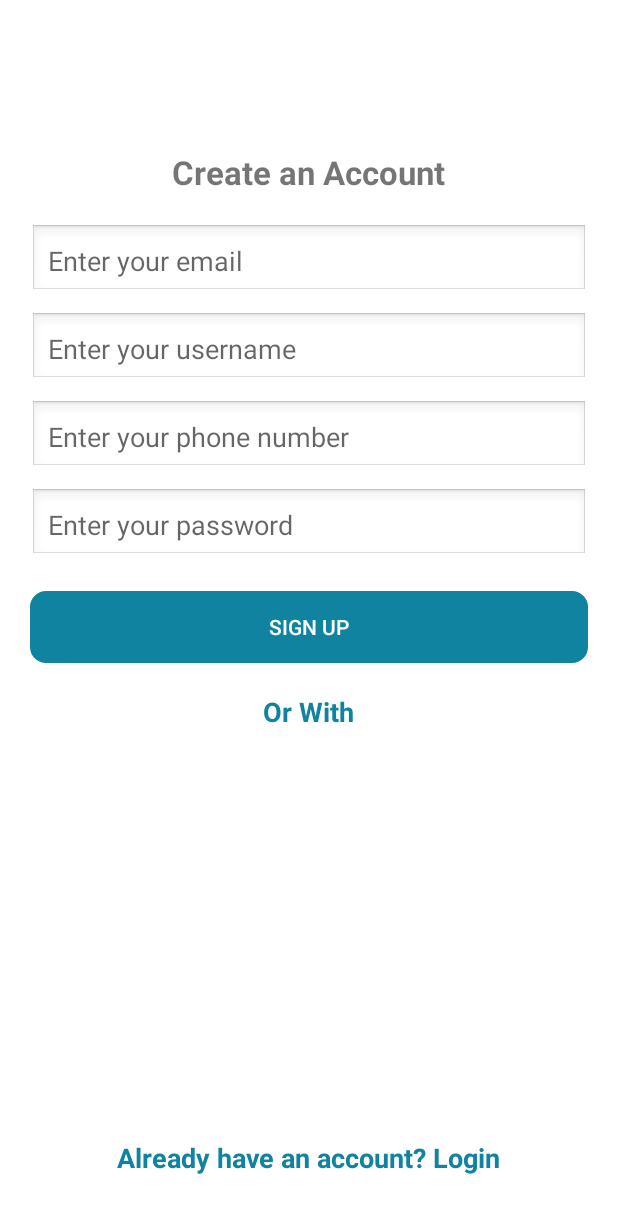
After one commit to lee0427/fietsmeet, an Android app built with Jetpack Compose: the SignUpActivity screen opened directly, with no data from a screen before it, on a phone screen of 412 x 824 dp. The commit adds this screen. Shown: the top 1213 px of the screen. Run offline under Robolectric (Android 15) with nearby library versions, the phone set to English and light mode, and no system bars.

Commit message:
Forgot-Password-and-Sign-Up-button-fix

```diff
--- /dev/null
+++ b/fietsmeet2/app/src/main/java/com/example/fietsmeet/SignUpActivity.kt
@@ -0,0 +1,51 @@
+package com.example.fietsmeet
+
+import android.content.Intent
+import android.os.Bundle
+import android.widget.Button
+import android.widget.EditText
+import android.widget.TextView
+import android.widget.Toast
+import androidx.appcompat.app.AppCompatActivity
+
+class SignUpActivity : AppCompatActivity() {
+
+    override fun onCreate(savedInstanceState: Bundle?) {
+        super.onCreate(savedInstanceState)
+        setContentView(R.layout.activity_sign_up)
+
+        val emailInput = findViewById<EditText>(R.id.idEdtSignUpEmail)
+        val usernameInput = findViewById<EditText>(R.id.idEdtSignUpUsername)
+        val phoneInput = findViewById<EditText>(R.id.idEdtSignUpPhone)
+        val passwordInput = findViewById<EditText>(R.id.idEdtSignUpPassword)
+        val signUpButton = findViewById<Button>(R.id.idBtnSignUp)
+        val loginText = findViewById<TextView>(R.id.tvAlreadyHaveAccount)
+
+        // Handle Sign-Up Button Click
+        signUpButton.setOnClickListener {
+            val email = emailInput.text.toString()
+            val username = usernameInput.text.toString()
+            val phone = phoneInput.text.toString()
+            val password = passwordInput.text.toString()
+
+            if (email.isEmpty() || username.isEmpty() || phone.isEmpty() || password.isEmpty()) {
+                Toast.makeText(this, "Please fill in all fields", Toast.LENGTH_SHORT).show()
+            } else {
+                // Save user credentials (Temporary, replace with Firebase/Auth API later)
+                Toast.makeText(this, "Account created successfully!", Toast.LENGTH_SHORT).show()
+
+                // Redirect to Login Page
+                val intent = Intent(this, MainActivity::class.java)
+                startActivity(intent)
+                finish()
+            }
+        }
+
+        // Handle "Already have an account? Login" Click
+        loginText.setOnClickListener {
+            val intent = Intent(this, MainActivity::class.java)
+            startActivity(intent)
+            finish()
+        }
+    }
+}
--- /dev/null
+++ b/fietsmeet2/app/src/main/res/layout/activity_sign_up.xml
@@ -0,0 +1,112 @@
+<?xml version="1.0" encoding="utf-8"?>
+<RelativeLayout
+    xmlns:android="http://schemas.android.com/apk/res/android"
+    android:layout_width="match_parent"
+    android:layout_height="match_parent"
+    android:padding="20dp">
+
+    <!-- Sign-Up Title -->
+    <TextView
+        android:id="@+id/tvSignUpTitle"
+        android:layout_width="wrap_content"
+        android:layout_height="wrap_content"
+        android:text="Create an Account"
+        android:textSize="22sp"
+        android:textStyle="bold"
+        android:layout_centerHorizontal="true"
+        android:layout_marginTop="80dp"/>
+
+    <!-- Email Input Field -->
+    <EditText
+        android:id="@+id/idEdtSignUpEmail"
+        android:layout_width="match_parent"
+        android:layout_height="wrap_content"
+        android:hint="Enter your email"
+        android:inputType="textEmailAddress"
+        android:padding="12dp"
+        android:background="@android:drawable/edit_text"
+        android:layout_below="@id/tvSignUpTitle"
+        android:layout_marginTop="20dp"/>
+
+    <!-- Username Input Field -->
+    <EditText
+        android:id="@+id/idEdtSignUpUsername"
+        android:layout_width="match_parent"
+        android:layout_height="wrap_content"
+        android:hint="Enter your username"
+        android:inputType="textPersonName"
+        android:padding="12dp"
+        android:background="@android:drawable/edit_text"
+        android:layout_below="@id/idEdtSignUpEmail"
+        android:layout_marginTop="10dp"/>
+
+    <!-- Phone Number Input Field -->
+    <EditText
+        android:id="@+id/idEdtSignUpPhone"
+        android:layout_width="match_parent"
+        android:layout_height="wrap_content"
+        android:hint="Enter your phone number"
+        android:inputType="phone"
+        android:padding="12dp"
+        android:background="@android:drawable/edit_text"
+        android:layout_below="@id/idEdtSignUpUsername"
+        android:layout_marginTop="10dp"/>
+
+    <!-- Password Input Field -->
+    <EditText
+        android:id="@+id/idEdtSignUpPassword"
+        android:layout_width="match_parent"
+        android:layout_height="wrap_content"
+        android:hint="Enter your password"
+        android:inputType="textPassword"
+        android:padding="12dp"
+        android:background="@android:drawable/edit_text"
+        android:layout_below="@id/idEdtSignUpPhone"
+        android:layout_marginTop="10dp"/>
+
+    <!-- Sign-Up Button -->
+    <Button
+        android:id="@+id/idBtnSignUp"
+        android:layout_width="match_parent"
+        android:layout_height="wrap_content"
+        android:text="Sign Up"
+        android:padding="12dp"
+        android:background="@drawable/button_bg"
+        android:textColor="#FFFFFF"
+        android:layout_below="@id/idEdtSignUpPassword"
+        android:layout_marginTop="20dp"/>
+
+    <!-- "Or With" Text -->
+    <TextView
+        android:id="@+id/tvOrWith"
+        android:layout_width="wrap_content"
+        android:layout_height="wrap_content"
+        android:text="Or With"
+        android:textColor="#0F83A0"
+        android:textSize="18sp"
+        android:textStyle="bold"
+        android:layout_below="@id/idBtnSignUp"
+        android:layout_centerHorizontal="true"
+        android:layout_marginTop="20dp"/>
+
+    <!-- Space for future social login buttons -->
+    <View
+        android:id="@+id/viewSocialLoginSpace"
+        android:layout_width="match_parent"
+        android:layout_height="50dp"
+        android:layout_below="@id/tvOrWith"
+        android:layout_marginTop="10dp"/>
+
+    <!-- Already Have an Account? Login -->
+    <TextView
+        android:id="@+id/tvAlreadyHaveAccount"
+        android:layout_width="wrap_content"
+        android:layout_height="wrap_content"
+        android:text="Already have an account? Login"
+        android:textColor="#0F83A0"
+        android:textSize="18sp"
+        android:textStyle="bold"
+        android:layout_alignParentBottom="true"
+        android:layout_centerHorizontal="true"
+        android:layout_marginBottom="20dp"/>
+</RelativeLayout>
--- a/fietsmeet2/app/src/main/res/values/strings.xml
+++ b/fietsmeet2/app/src/main/res/values/strings.xml
@@ -10,6 +10,8 @@
     <string name="logout">Logout</string>
     <string name="title_activity_home">HomeActivity.ht</string>
     <string name="welcome_message">Welcome, %s</string>
+    <string name="title_activity_forgot_password">ForgotPasswordActivity</string>
+    <string name="title_activity_sign_up">SignUpActivity</string>
 
 
     <!--   <string name="title_activity_home.kt">HomeActivity.kt</string>&ndash;&gt;-->
```
Also changed, not shown: fietsmeet2/app/src/main/AndroidManifest.xml (+19 -10 lines), fietsmeet2/app/src/main/java/com/example/fietsmeet/ForgotPasswordActivity.kt (added, +35 -0 lines), fietsmeet2/app/src/main/java/com/example/fietsmeet/MainActivity.kt (+16 -0 lines), fietsmeet2/app/src/main/res/layout/activity_forgot_password.xml (added, +42 -0 lines), fietsmeet2/app/src/main/res/values/themes.xml (+5 -4 lines).
